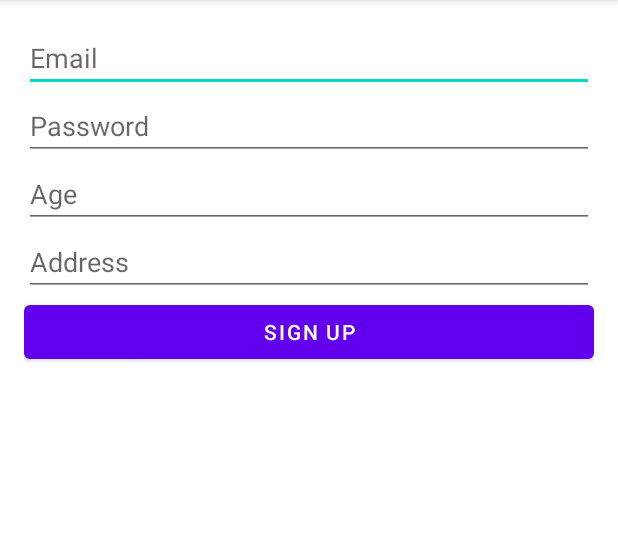
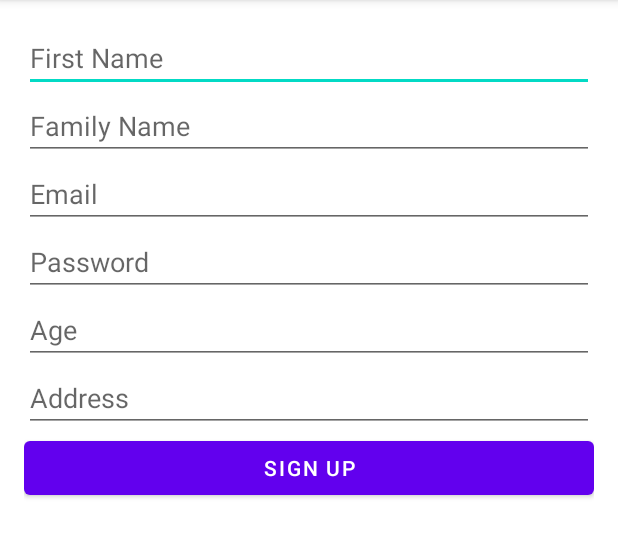
Before and after one commit to MoncefDj/mobile-application-tp, an Android app: the screen it shows after launch (SignUpActivity), after a tap on "GET STARTED", on a phone screen of 412 x 824 dp, the part 84-642 px from its top. Run offline under Robolectric (Android 15) with nearby library versions, the phone set to English and light mode, and no system bars; our stand-ins replace Volley.

Commit message:
tp 5 homework

```diff
--- a/app/src/main/java/com/example/myapplication/AbstractLogInSignUp.java
+++ b/app/src/main/java/com/example/myapplication/HTTP.java
@@ -1,7 +1,6 @@
 package com.example.myapplication;
 
 import android.content.Context;
-import android.content.Intent;
 import android.widget.Button;
 import android.widget.EditText;
 import android.widget.Toast;
@@ -17,7 +16,7 @@ import com.android.volley.toolbox.Volley;
 
 import java.util.Map;
 
-public abstract class AbstractLogInSignUp extends AppCompatActivity {
+public abstract class HTTP extends AppCompatActivity {
 
     protected final String ADRESS = "192.168.1.106";
     protected String PHP;
@@ -33,17 +32,7 @@ public abstract class AbstractLogInSignUp extends AppCompatActivity {
 
                     @Override
                     public void onResponse(String response) {
-
-                        if (response.trim().equals ("success")){
-
-                            Toast.makeText (context, ACTIVITY+" Success", Toast.LENGTH_SHORT).show();
-
-                            Intent intent = new Intent(context, HomeActivity.class);
-                            startActivity(intent);
-                            finish();
-                        }else{
-                            Toast.makeText (context, ACTIVITY+" Failed", Toast.LENGTH_SHORT).show();
-                        }
+                        responseRecieved(response, context, params);
                     }
                 },
                 new Response.ErrorListener() {
@@ -60,4 +49,6 @@ public abstract class AbstractLogInSignUp extends AppCompatActivity {
         // Add request to queue
         Volley.newRequestQueue(this).add(stringRequest);
     }
+
+    protected abstract void responseRecieved(String response, Context context, Map<String, String> params);
 }
--- a/app/src/main/java/com/example/myapplication/WelcomeActivity.java
+++ b/app/src/main/java/com/example/myapplication/WelcomeActivity.java
@@ -3,7 +3,9 @@ package com.example.myapplication;
 import androidx.appcompat.app.AppCompatActivity;
 
 import android.content.Intent;
+import android.content.SharedPreferences;
 import android.os.Bundle;
+import android.preference.PreferenceManager;
 import android.view.View;
 import android.widget.Button;
 
@@ -31,5 +33,13 @@ public class WelcomeActivity extends AppCompatActivity {
                 startActivity(intent);
             }
         });
+
+        SharedPreferences preferences = PreferenceManager.getDefaultSharedPreferences(WelcomeActivity.this);
+        String email = preferences.getString("email", "");
+        if (!email.equals("")) {
+            Intent intent = new Intent(WelcomeActivity.this, HomeActivity.class);
+            startActivity(intent);
+            finish();
+        }
     }
 }
--- a/app/src/main/res/layout/activity_sign_up.xml
+++ b/app/src/main/res/layout/activity_sign_up.xml
@@ -4,6 +4,16 @@
     android:layout_height="match_parent"
     android:orientation="vertical"
     android:padding="16dp">
+    <EditText
+        android:id="@+id/first_name"
+        android:layout_width="match_parent"
+        android:layout_height="wrap_content"
+        android:hint="First Name" />
+    <EditText
+        android:id="@+id/family_name"
+        android:layout_width="match_parent"
+        android:layout_height="wrap_content"
+        android:hint="Family Name" />
     <EditText
         android:id="@+id/email"
         android:layout_width="match_parent"
```
Also changed, not shown: app/src/main/java/com/example/myapplication/HomeActivity.java (+10 -1 lines), app/src/main/java/com/example/myapplication/LoginActivity.java (+46 -9 lines), app/src/main/java/com/example/myapplication/SignUpActivity.java (+55 -1 lines), app/src/main/res/layout/activity_home.xml (+5 -6 lines).
